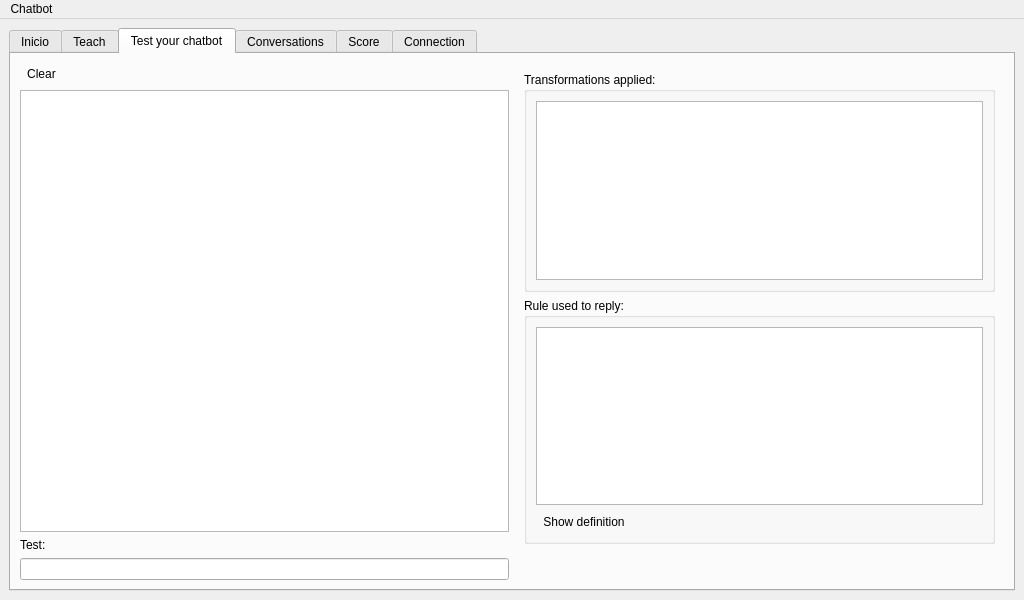
Before: the Qt Designer form src/chatbot/front-end/mainwindow.ui in lvklabs/chatbot, drawn with Qt 5.
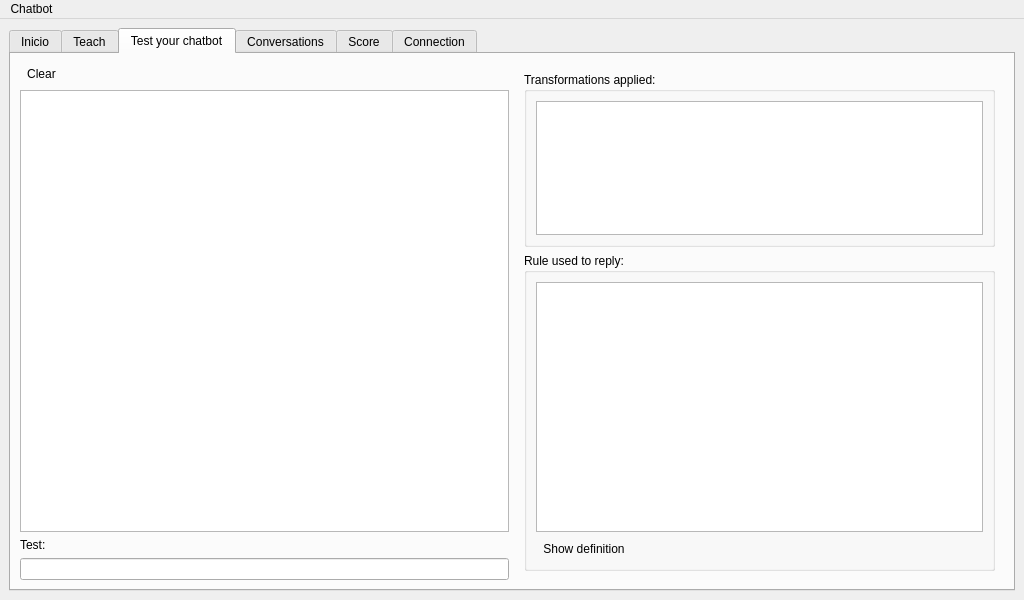
After: the same form once the commit is applied. The open tabs and pages were chosen to show the change. Icons and pictures are not drawn. Custom widgets are drawn as their Qt base class.

Commit message: Displaying category in RuleTextView widget

Diff of the .ui file:
```diff
--- a/src/chatbot/front-end/mainwindow.ui
+++ b/src/chatbot/front-end/mainwindow.ui
@@ -590,6 +590,18 @@
               <layout class="QGridLayout" name="gridLayout_11">
                <item row="1" column="0">
                 <widget class="Lvk::FE::RuleTextView" name="ruleView">
+                 <property name="sizePolicy">
+                  <sizepolicy hsizetype="Expanding" vsizetype="Expanding">
+                   <horstretch>0</horstretch>
+                   <verstretch>0</verstretch>
+                  </sizepolicy>
+                 </property>
+                 <property name="minimumSize">
+                  <size>
+                   <width>0</width>
+                   <height>250</height>
+                  </size>
+                 </property>
                  <property name="readOnly">
                   <bool>true</bool>
                  </property>
```
Left out of the diff: 4 changed lines with no effect on the pictures. The commit also changes 3 other files.
